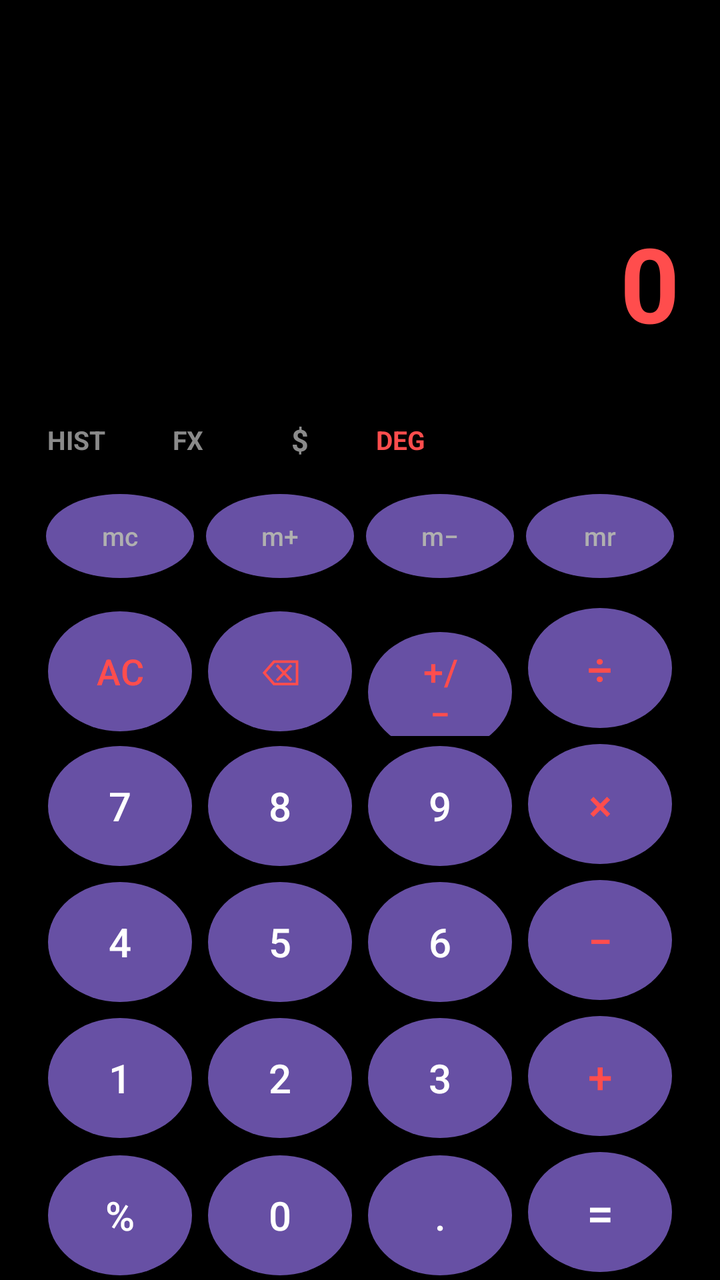
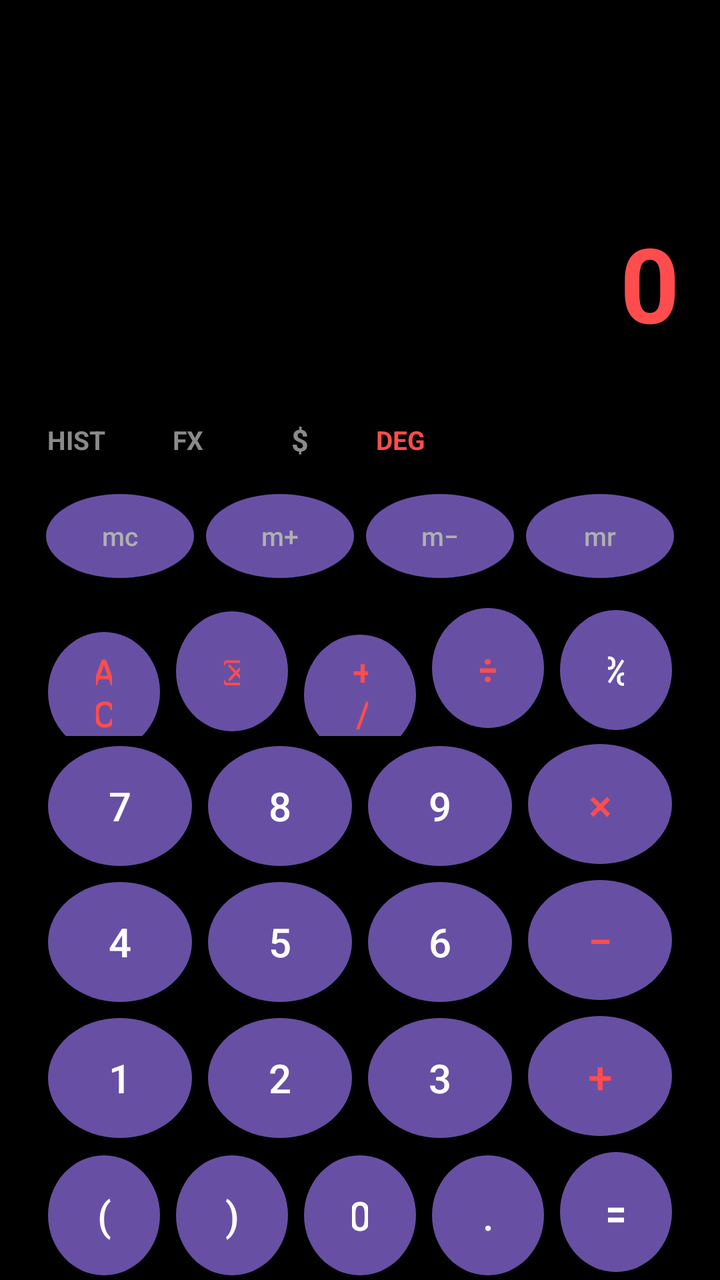

The first picture is an Android layout as it rendered before a commit; the second is the same layout after the commit. The layout source and the unified diff follow.
<!-- AndroidManifest.xml: activity theme Theme.AdvancedCalculator -->
<!-- res/layout/activity_main.xml -->
<?xml version="1.0" encoding="utf-8"?>
<LinearLayout xmlns:android="http://schemas.android.com/apk/res/android"
    android:layout_width="match_parent"
    android:layout_height="match_parent"
    android:background="#000000"
    android:orientation="vertical">

    
    <LinearLayout
        android:layout_width="match_parent"
        android:layout_height="0dp"
        android:layout_weight="1"
        android:gravity="bottom|end"
        android:orientation="vertical"
        android:padding="20dp">

        <TextView
            android:id="@+id/memoryLabel"
            android:layout_width="wrap_content"
            android:layout_height="wrap_content"
            android:layout_gravity="start"
            android:textColor="#FF4D4D"
            android:textSize="13sp"
            android:visibility="gone" />

        <EditText
            android:id="@+id/displayInput"
            android:layout_width="match_parent"
            android:layout_height="wrap_content"
            android:background="@null"
            android:cursorVisible="false"
            android:focusable="false"
            android:gravity="end"
            android:inputType="none"
            android:maxLines="4"
            android:textColor="#FFFFFF"
            android:textSize="20sp" />

        <TextView
            android:id="@+id/displayResult"
            android:layout_width="match_parent"
            android:layout_height="wrap_content"
            android:gravity="end"
            android:text="0"
            android:textColor="#FF4D4D"
            android:textSize="52sp"
            android:textStyle="bold" />
    </LinearLayout>

    
    <LinearLayout
        android:layout_width="match_parent"
        android:layout_height="48dp"
        android:gravity="center_vertical"
        android:orientation="horizontal"
        android:paddingStart="20dp"
        android:paddingEnd="12dp">

        <TextView
            android:id="@+id/iconHistory"
            android:layout_width="36dp"
            android:layout_height="36dp"
            android:gravity="center"
            android:text="HIST"
            android:textColor="#8A8A8A"
            android:textSize="13sp"
            android:textStyle="bold" />

        <TextView
            android:id="@+id/iconScientific"
            android:layout_width="36dp"
            android:layout_height="36dp"
            android:layout_marginStart="20dp"
            android:gravity="center"
            android:text="FX"
            android:textColor="#8A8A8A"
            android:textSize="13sp"
            android:textStyle="bold" />

        <TextView
            android:id="@+id/iconCurrency"
            android:layout_width="36dp"
            android:layout_height="36dp"
            android:layout_marginStart="20dp"
            android:gravity="center"
            android:text="$"
            android:textColor="#8A8A8A"
            android:textSize="15sp"
            android:textStyle="bold" />

        <TextView
            android:id="@+id/angleModeText"
            android:layout_width="wrap_content"
            android:layout_height="wrap_content"
            android:layout_marginStart="20dp"
            android:gravity="center"
            android:text="DEG"
            android:textColor="#FF4D4D"
            android:textSize="13sp"
            android:textStyle="bold" />
    </LinearLayout>

    
    <FrameLayout
        android:id="@+id/historyPanel"
        android:layout_width="match_parent"
        android:layout_height="0dp"
        android:layout_weight="1"
        android:visibility="gone">

        <LinearLayout
            android:layout_width="match_parent"
            android:layout_height="match_parent"
            android:background="#242424"
            android:orientation="vertical">

            <ScrollView
                android:layout_width="match_parent"
                android:layout_height="0dp"
                android:layout_weight="1"
                android:padding="20dp">

                <LinearLayout
                    android:id="@+id/historyList"
                    android:layout_width="match_parent"
                    android:layout_height="wrap_content"
                    android:orientation="vertical" />
            </ScrollView>

            <Button
                android:id="@+id/btnClearHistory"
                android:layout_width="match_parent"
                android:layout_height="52dp"
                android:layout_marginStart="20dp"
                android:layout_marginEnd="20dp"
                android:layout_marginBottom="14dp"
                android:backgroundTint="#3D1A1A"
                android:text="Clear history"
                android:textColor="#FF4D4D"
                android:textSize="16sp"
                android:textStyle="bold" />
        </LinearLayout>
    </FrameLayout>

    
    <LinearLayout
        android:id="@+id/scientificKeypad"
        android:layout_width="match_parent"
        android:layout_height="wrap_content"
        android:orientation="vertical"
        android:paddingStart="8dp"
        android:paddingEnd="8dp"
        android:visibility="gone">

        
        <LinearLayout
            android:layout_width="match_parent"
            android:layout_height="wrap_content"
            android:orientation="horizontal">
            <Button android:id="@+id/btn2nd" style="@style/SciKey" android:text="2ⁿᵈ" />
            <Button android:id="@+id/btnSciParenOpen" style="@style/SciKey" android:text="(" />
            <Button android:id="@+id/btnSciParenClose" style="@style/SciKey" android:text=")" />
            <Button android:id="@+id/btnSciTenPow" style="@style/SciKey" android:text="10ˣ" />
            <Button android:id="@+id/btnSciMc" style="@style/SciKey" android:text="mc" />
            <Button android:id="@+id/btnSciMp" style="@style/SciKey" android:text="m+" />
            <Button android:id="@+id/btnSciMm" style="@style/SciKey" android:text="m−" />
            <Button android:id="@+id/btnSciMr" style="@style/SciKey" android:text="mr" />
        </LinearLayout>

        
        <LinearLayout
            android:layout_width="match_parent"
            android:layout_height="wrap_content"
            android:orientation="horizontal">
            <Button android:id="@+id/btnSciInv" style="@style/SciKey" android:text="1/x" />
            <Button android:id="@+id/btnSciSq" style="@style/SciKey" android:text="x²" />
            <Button android:id="@+id/btnSciCube" style="@style/SciKey" android:text="x³" />
            <Button android:id="@+id/btnSciPow" style="@style/SciKey" android:text="xʸ" />
            <Button android:id="@+id/btnSciAc" style="@style/SciKey" android:text="AC" />
            <Button android:id="@+id/btnSciDel" style="@style/SciKey" android:text="⌫" />
            <Button android:id="@+id/btnSciNeg" style="@style/SciKey" android:text="+/−" />
            <Button android:id="@+id/btnSciDiv" style="@style/SciKey" android:text="÷" />
        </LinearLayout>

        
        <LinearLayout
            android:layout_width="match_parent"
            android:layout_height="wrap_content"
            android:orientation="horizontal">
            <Button android:id="@+id/btnSciFact" style="@style/SciKey" android:text="x!" />
            <Button android:id="@+id/btnSciSqrt" style="@style/SciKey" android:text="√" />
            <Button android:id="@+id/btnSciCbrt" style="@style/SciKey" android:text="∛" />
            <Button android:id="@+id/btnSciLg" style="@style/SciKey" android:text="lg" />
            <Button android:id="@+id/btn7" style="@style/NumKey" android:text="7" />
            <Button android:id="@+id/btn8" style="@style/NumKey" android:text="8" />
            <Button android:id="@+id/btn9" style="@style/NumKey" android:text="9" />
            <Button android:id="@+id/btnSciMul" style="@style/SciKey" android:text="×" />
        </LinearLayout>

        
        <LinearLayout
            android:layout_width="match_parent"
            android:layout_height="wrap_content"
            android:orientation="horizontal">
            <Button android:id="@+id/btnSciSin" style="@style/SciKey" android:text="sin" />
            <Button android:id="@+id/btnSciCos" style="@style/SciKey" android:text="cos" />
            <Button android:id="@+id/btnSciTan" style="@style/SciKey" android:text="tan" />
            <Button android:id="@+id/btnSciLn" style="@style/SciKey" android:text="ln" />
            <Button android:id="@+id/btn4" style="@style/NumKey" android:text="4" />
            <Button android:id="@+id/btn5" style="@style/NumKey" android:text="5" />
            <Button android:id="@+id/btn6" style="@style/NumKey" android:text="6" />
            <Button android:id="@+id/btnSciSub" style="@style/SciKey" android:text="−" />
        </LinearLayout>

        
        <LinearLayout
            android:layout_width="match_parent"
            android:layout_height="wrap_content"
            android:orientation="horizontal">
            <Button android:id="@+id/btnSciSinh" style="@style/SciKey" android:text="sinh" />
            <Button android:id="@+id/btnSciCosh" style="@style/SciKey" android:text="cosh" />
            <Button android:id="@+id/btnSciTanh" style="@style/SciKey" android:text="tanh" />
            <Button android:id="@+id/btnSciExp" style="@style/SciKey" android:text="eˣ" />
            <Button android:id="@+id/btn1" style="@style/NumKey" android:text="1" />
            <Button android:id="@+id/btn2" style="@style/NumKey" android:text="2" />
            <Button android:id="@+id/btn3" style="@style/NumKey" android:text="3" />
            <Button android:id="@+id/btnSciAdd" style="@style/SciKey" android:text="+" />
        </LinearLayout>

        
        <LinearLayout
            android:layout_width="match_parent"
            android:layout_height="wrap_content"
            android:orientation="horizontal">
            <Button android:id="@+id/btnSciRad" style="@style/SciKey" android:text="Rad" />
            <Button android:id="@+id/btnSciPi" style="@style/SciKey" android:text="π" />
            <Button android:id="@+id/btnSciEe" style="@style/SciKey" android:text="EE" />
            <Button android:id="@+id/btnSciRand" style="@style/SciKey" android:text="Rand" />
            <Button android:id="@+id/btnSciPercent" style="@style/NumKey" android:text="%" />
            <Button android:id="@+id/btn0" style="@style/NumKey" android:text="0" />
            <Button android:id="@+id/btnDot" style="@style/NumKey" android:text="." />
            <Button android:id="@+id/btnSciEq" style="@style/SciKey" android:text="=" />
        </LinearLayout>
    </LinearLayout>

    
    <LinearLayout
        android:id="@+id/basicKeypad"
        android:layout_width="match_parent"
        android:layout_height="wrap_content"
        android:orientation="vertical"
        android:paddingStart="20dp"
        android:paddingEnd="20dp">

        
        <LinearLayout
            android:layout_width="match_parent"
            android:layout_height="wrap_content"
            android:layout_marginBottom="8dp"
            android:orientation="horizontal">
            <Button android:id="@+id/btnMemClear" style="@style/BaseKeySmall" android:text="mc" />
            <Button android:id="@+id/btnMemAdd" style="@style/BaseKeySmall" android:text="m+" />
            <Button android:id="@+id/btnMemSub" style="@style/BaseKeySmall" android:text="m−" />
            <Button android:id="@+id/btnMemRecall" style="@style/BaseKeySmall" android:text="mr" />
        </LinearLayout>

        
        <LinearLayout
            android:layout_width="match_parent"
            android:layout_height="wrap_content"
            android:orientation="horizontal">
            <Button android:id="@+id/btnAc" style="@style/BaseKeyAccent" android:text="AC" />
            <Button android:id="@+id/btnDel" style="@style/BaseKeyAccent" android:text="⌫" />
            <Button android:id="@+id/btnSwap" style="@style/BaseKeyAccent" android:text="+/−" />
            <Button android:id="@+id/btnDiv" style="@style/OpKey" android:text="÷" />
        </LinearLayout>

        
        <LinearLayout
            android:layout_width="match_parent"
            android:layout_height="wrap_content"
            android:orientation="horizontal">
            <Button android:id="@+id/btn7" style="@style/NumKey" android:text="7" />
            <Button android:id="@+id/btn8" style="@style/NumKey" android:text="8" />
            <Button android:id="@+id/btn9" style="@style/NumKey" android:text="9" />
            <Button android:id="@+id/btnMul" style="@style/OpKey" android:text="×" />
        </LinearLayout>

        
        <LinearLayout
            android:layout_width="match_parent"
            android:layout_height="wrap_content"
            android:orientation="horizontal">
            <Button android:id="@+id/btn4" style="@style/NumKey" android:text="4" />
            <Button android:id="@+id/btn5" style="@style/NumKey" android:text="5" />
            <Button android:id="@+id/btn6" style="@style/NumKey" android:text="6" />
            <Button android:id="@+id/btnSub" style="@style/OpKey" android:text="−" />
        </LinearLayout>

        
        <LinearLayout
            android:layout_width="match_parent"
            android:layout_height="wrap_content"
            android:orientation="horizontal">
            <Button android:id="@+id/btn1" style="@style/NumKey" android:text="1" />
            <Button android:id="@+id/btn2" style="@style/NumKey" android:text="2" />
            <Button android:id="@+id/btn3" style="@style/NumKey" android:text="3" />
            <Button android:id="@+id/btnAdd" style="@style/OpKey" android:text="+" />
        </LinearLayout>

        
        <LinearLayout
            android:layout_width="match_parent"
            android:layout_height="wrap_content"
            android:orientation="horizontal">
            <Button android:id="@+id/btnPercent" style="@style/NumKey" android:text="%" />
            <Button android:id="@+id/btn0" style="@style/NumKey" android:text="0" />
            <Button android:id="@+id/btnDot" style="@style/NumKey" android:text="." />
            <Button android:id="@+id/btnEq" style="@style/EqualsKey" android:text="=" />
        </LinearLayout>
    </LinearLayout>

    
    <LinearLayout
        android:id="@+id/converterPanel"
        android:layout_width="match_parent"
        android:layout_height="0dp"
        android:layout_weight="1"
        android:orientation="vertical"
        android:padding="20dp"
        android:visibility="gone">

        
        <HorizontalScrollView
            android:layout_width="match_parent"
            android:layout_height="wrap_content"
            android:layout_marginBottom="8dp"
            android:scrollbars="none">

            <LinearLayout
                android:id="@+id/converterCategoryRow"
                android:layout_width="wrap_content"
                android:layout_height="wrap_content"
                android:orientation="horizontal" />
        </HorizontalScrollView>

        <LinearLayout
            android:layout_width="match_parent"
            android:layout_height="wrap_content"
            android:orientation="horizontal">

            <LinearLayout
                android:id="@+id/fromCurrencyRow"
                android:layout_width="0dp"
                android:layout_height="wrap_content"
                android:layout_weight="1"
                android:orientation="vertical"
                android:padding="10dp">

                <Spinner
                    android:id="@+id/spinnerFromUnit"
                    android:layout_width="match_parent"
                    android:layout_height="wrap_content" />
            </LinearLayout>

            <TextView
                android:layout_width="wrap_content"
                android:layout_height="wrap_content"
                android:layout_gravity="center_vertical"
                android:paddingStart="8dp"
                android:paddingEnd="8dp"
                android:text="⇄"
                android:textColor="#FF4D4D"
                android:textSize="22sp" />

            <LinearLayout
                android:id="@+id/toCurrencyRow"
                android:layout_width="0dp"
                android:layout_height="wrap_content"
                android:layout_weight="1"
                android:orientation="vertical"
                android:padding="10dp">

                <Spinner
                    android:id="@+id/spinnerToUnit"
                    android:layout_width="match_parent"
                    android:layout_height="wrap_content" />
            </LinearLayout>
        </LinearLayout>

        <TextView
            android:id="@+id/conversionResult"
            android:layout_width="match_parent"
            android:layout_height="wrap_content"
            android:layout_marginTop="20dp"
            android:gravity="end"
            android:text="0"
            android:textColor="#666666"
            android:textSize="44sp" />

        <View
            android:layout_width="match_parent"
            android:layout_height="1dp"
            android:layout_marginTop="10dp"
            android:layout_marginBottom="6dp"
            android:background="#333333" />

        <TextView
            android:id="@+id/ratesSourceNote"
            android:layout_width="match_parent"
            android:layout_height="wrap_content"
            android:layout_marginTop="10dp"
            android:gravity="center"
            android:text="Data source: ECB reference rates"
            android:textColor="#777777"
            android:textSize="12sp" />
    </LinearLayout>

    
    <LinearLayout
        android:id="@+id/converterKeypad"
        android:layout_width="match_parent"
        android:layout_height="wrap_content"
        android:orientation="vertical"
        android:paddingStart="20dp"
        android:paddingEnd="20dp"
        android:visibility="gone">

        <LinearLayout
            android:layout_width="match_parent"
            android:layout_height="wrap_content"
            android:orientation="horizontal">
            <Button android:id="@+id/btnConvAc" style="@style/BaseKeyAccent" android:text="AC" />
            <Button android:id="@+id/btnConvDel" style="@style/BaseKeyAccent" android:text="⌫" />
            <Button android:id="@+id/btnConvMul" style="@style/OpKey" android:text="×" />
            <Button android:id="@+id/btnConvDiv" style="@style/OpKey" android:text="÷" />
        </LinearLayout>

        <LinearLayout
            android:layout_width="match_parent"
            android:layout_height="wrap_content"
            android:orientation="horizontal">
            <Button android:id="@+id/btnConv7" style="@style/NumKey" android:text="7" />
            <Button android:id="@+id/btnConv8" style="@style/NumKey" android:text="8" />
            <Button android:id="@+id/btnConv9" style="@style/NumKey" android:text="9" />
            <Button android:id="@+id/btnConvSub" style="@style/OpKey" android:text="−" />
        </LinearLayout>

        <LinearLayout
            android:layout_width="match_parent"
            android:layout_height="wrap_content"
            android:orientation="horizontal">
            <Button android:id="@+id/btnConv4" style="@style/NumKey" android:text="4" />
            <Button android:id="@+id/btnConv5" style="@style/NumKey" android:text="5" />
            <Button android:id="@+id/btnConv6" style="@style/NumKey" android:text="6" />
            <Button android:id="@+id/btnConvAdd" style="@style/OpKey" android:text="+" />
        </LinearLayout>

        <LinearLayout
            android:layout_width="match_parent"
            android:layout_height="wrap_content"
            android:orientation="horizontal">
            <Button android:id="@+id/btnConv1" style="@style/NumKey" android:text="1" />
            <Button android:id="@+id/btnConv2" style="@style/NumKey" android:text="2" />
            <Button android:id="@+id/btnConv3" style="@style/NumKey" android:text="3" />
            <Button android:id="@+id/btnConvEq" style="@style/EqualsKey" android:text="=" />
        </LinearLayout>

        <LinearLayout
            android:layout_width="match_parent"
            android:layout_height="wrap_content"
            android:orientation="horizontal">
            <Button android:id="@+id/btnConv00" style="@style/NumKey" android:text="00" />
            <Button android:id="@+id/btnConv0" style="@style/NumKey" android:text="0" />
            <Button android:id="@+id/btnConvDot" style="@style/NumKey" android:text="." />
        </LinearLayout>
    </LinearLayout>
</LinearLayout>
<!-- resources referenced by this layout -->
<resources>
  <style name="BaseKeySmall" parent="Widget.Material3.Button">
          <item name="android:layout_width">0dp</item>
          <item name="android:layout_height">42dp</item>
          <item name="android:layout_weight">1</item>
          <item name="android:layout_margin">3dp</item>
          <item name="android:background">@drawable/key_background</item>
          <item name="android:textColor">#B0B0B0</item>
          <item name="android:textSize">13sp</item>
          <item name="android:insetTop">0dp</item>
          <item name="android:insetBottom">0dp</item>
      </style>
  <style name="NumKey" parent="Widget.Material3.Button">
          <item name="android:layout_width">0dp</item>
          <item name="android:layout_height">60dp</item>
          <item name="android:layout_weight">1</item>
          <item name="android:layout_margin">4dp</item>
          <item name="android:background">@drawable/key_background</item>
          <item name="android:textColor">#FFFFFF</item>
          <item name="android:textSize">20sp</item>
          <item name="android:insetTop">0dp</item>
          <item name="android:insetBottom">0dp</item>
      </style>
  <style name="OpKey" parent="Widget.Material3.Button">
          <item name="android:layout_width">0dp</item>
          <item name="android:layout_height">60dp</item>
          <item name="android:layout_weight">1</item>
          <item name="android:layout_margin">4dp</item>
          <item name="android:background">@drawable/key_operator_background</item>
          <item name="android:textColor">#FF4D4D</item>
          <item name="android:textSize">22sp</item>
          <item name="android:insetTop">0dp</item>
          <item name="android:insetBottom">0dp</item>
      </style>
  <style name="SciKey" parent="Widget.Material3.Button">
          <item name="android:layout_width">0dp</item>
          <item name="android:layout_height">44dp</item>
          <item name="android:layout_weight">1</item>
          <item name="android:layout_margin">3dp</item>
          <item name="android:background">@drawable/key_background</item>
          <item name="android:textColor">#FFFFFF</item>
          <item name="android:textSize">12sp</item>
          <item name="android:insetTop">0dp</item>
          <item name="android:insetBottom">0dp</item>
      </style>
  <style name="Theme.AdvancedCalculator" parent="Theme.Material3.DayNight.NoActionBar">
          
          
      </style>
  <!-- drawable key_accent_background (drawable) -->
  <?xml version="1.0" encoding="utf-8"?>
  <ripple xmlns:android="http://schemas.android.com/apk/res/android"
      android:color="#555555">
      <item>
          <shape android:shape="oval">
              <solid android:color="#2E2E2E" />
          </shape>
      </item>
  </ripple>
  <!-- drawable key_background (drawable) -->
  <?xml version="1.0" encoding="utf-8"?>
  <ripple xmlns:android="http://schemas.android.com/apk/res/android"
      android:color="#555555">
      <item>
          <shape android:shape="oval">
              <solid android:color="#2E2E2E" />
          </shape>
      </item>
  </ripple>
  <!-- drawable key_equals_background (drawable) -->
  <?xml version="1.0" encoding="utf-8"?>
  <ripple xmlns:android="http://schemas.android.com/apk/res/android"
      android:color="#CC333333">
      <item>
          <shape android:shape="oval">
              <solid android:color="#FF4D4D" />
          </shape>
      </item>
  </ripple>
  <!-- drawable key_operator_background (drawable) -->
  <?xml version="1.0" encoding="utf-8"?>
  <ripple xmlns:android="http://schemas.android.com/apk/res/android"
      android:color="#662E2E2E">
      <item>
          <shape android:shape="oval">
              <solid android:color="#3D1A1A" />
          </shape>
      </item>
  </ripple>
  <!-- unchanged entries left out for length: 2 -->
</resources>

<!-- the commit's change to res/layout/activity_main.xml (unified diff, before → after) -->
@@ -268,11 +268,13 @@
         <LinearLayout
             android:layout_width="match_parent"
             android:layout_height="wrap_content"
-            android:orientation="horizontal">
-            <Button android:id="@+id/btnAc" style="@style/BaseKeyAccent" android:text="AC" />
-            <Button android:id="@+id/btnDel" style="@style/BaseKeyAccent" android:text="⌫" />
-            <Button android:id="@+id/btnSwap" style="@style/BaseKeyAccent" android:text="+/−" />
-            <Button android:id="@+id/btnDiv" style="@style/OpKey" android:text="÷" />
+            android:orientation="horizontal"
+            android:weightSum="5">
+            <Button android:id="@+id/btnAc" style="@style/BaseKeyAccent" android:text="AC" android:layout_weight="1" />
+            <Button android:id="@+id/btnDel" style="@style/BaseKeyAccent" android:text="⌫" android:layout_weight="1" />
+            <Button android:id="@+id/btnSwap" style="@style/BaseKeyAccent" android:text="+/−" android:layout_weight="1" />
+            <Button android:id="@+id/btnDiv" style="@style/OpKey" android:text="÷" android:layout_weight="1" />
+            <Button android:id="@+id/btnPercent" style="@style/NumKey" android:text="%" android:layout_weight="1" />
         </LinearLayout>
 
         
@@ -312,11 +314,13 @@
         <LinearLayout
             android:layout_width="match_parent"
             android:layout_height="wrap_content"
-            android:orientation="horizontal">
-            <Button android:id="@+id/btnPercent" style="@style/NumKey" android:text="%" />
-            <Button android:id="@+id/btn0" style="@style/NumKey" android:text="0" />
-            <Button android:id="@+id/btnDot" style="@style/NumKey" android:text="." />
-            <Button android:id="@+id/btnEq" style="@style/EqualsKey" android:text="=" />
+            android:orientation="horizontal"
+            android:weightSum="5">
+            <Button android:id="@+id/btnOpenParen" style="@style/NumKey" android:text="(" android:layout_weight="1" />
+            <Button android:id="@+id/btnCloseParen" style="@style/NumKey" android:text=")" android:layout_weight="1" />
+            <Button android:id="@+id/btn0" style="@style/NumKey" android:text="0" android:layout_weight="1" />
+            <Button android:id="@+id/btnDot" style="@style/NumKey" android:text="." android:layout_weight="1" />
+            <Button android:id="@+id/btnEq" style="@style/EqualsKey" android:text="=" android:layout_weight="1" />
         </LinearLayout>
     </LinearLayout>
 
